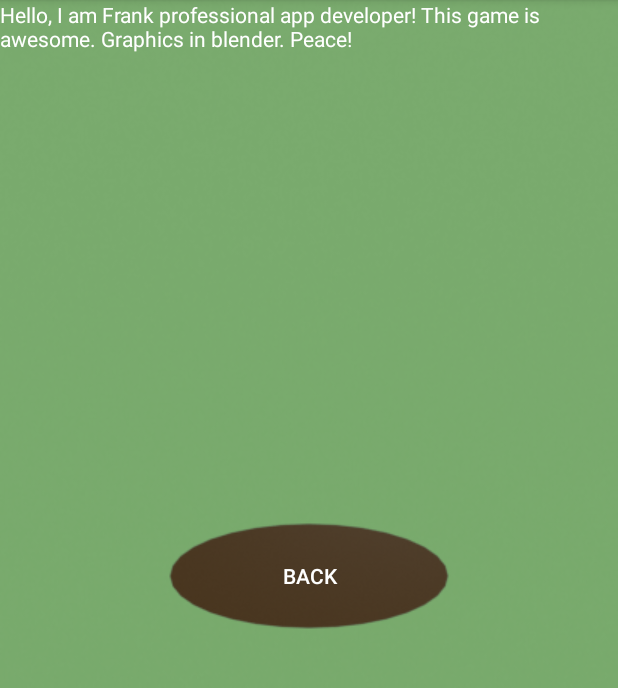
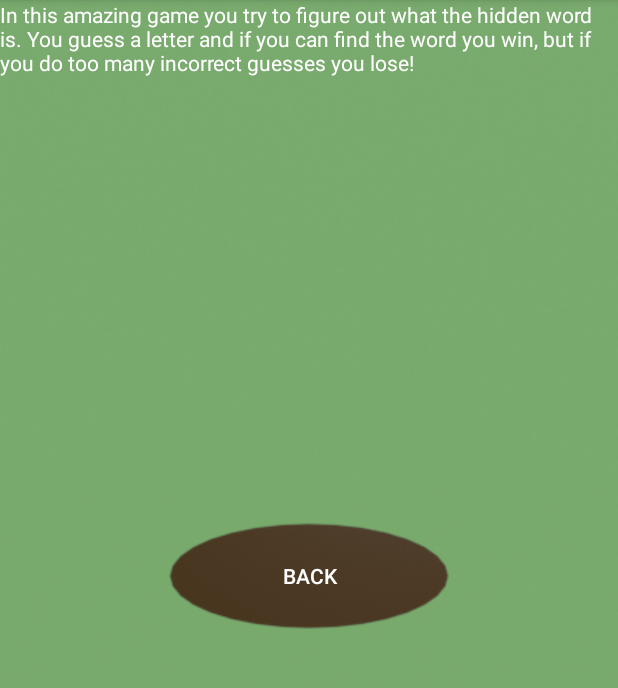
Before and after one commit to Hankybree/Hangman, an Android app: the AboutActivity screen opened directly, with no data from a screen before it, on a phone screen of 412 x 824 dp, the part 84-772 px from its top. Run offline under Robolectric (Android 15) with nearby library versions, the phone set to English and light mode, and no system bars.

Commit message:
Added app logo and edited about text

```diff
--- a/app/src/main/AndroidManifest.xml
+++ b/app/src/main/AndroidManifest.xml
@@ -4,9 +4,9 @@
 
     <application
         android:allowBackup="true"
-        android:icon="@mipmap/ic_launcher"
+        android:icon="@drawable/applogo"
         android:label="@string/app_name"
-        android:roundIcon="@mipmap/ic_launcher_round"
+        android:roundIcon="@drawable/applogo"
         android:supportsRtl="true"
         android:theme="@style/ActionBarTheme">
         <activity android:name=".GameActivity"
--- a/app/src/main/res/values/strings.xml
+++ b/app/src/main/res/values/strings.xml
@@ -2,7 +2,9 @@
     <string name="app_name" translatable="false">Hangman</string>
     <string name="about">About</string>
     <string name="play_game">Play game</string>
-    <string name="about_text">Hello, I am Frank professional app developer! This game is awesome. Graphics in blender. Peace!</string>
+    <string name="about_text">
+        In this amazing game you try to figure out what the hidden word is. You guess a letter and if you can find the word you win, but if you do too many incorrect guesses you lose!
+    </string>
     <string name="back">Back</string>
     <string name="guess_text">Guess</string>
     <string name="guess_input">Guess a letter</string>
--- a/build.gradle
+++ b/build.gradle
@@ -7,7 +7,7 @@ buildscript {
 
     }
     dependencies {
-        classpath 'com.android.tools.build:gradle:3.5.1'
+        classpath 'com.android.tools.build:gradle:3.5.2'
 
         // NOTE: Do not place your application dependencies here; they belong
         // in the individual module build.gradle files
```
Also changed, not shown: app/src/main/res/drawable/applogo.png (added), 1 other file.
